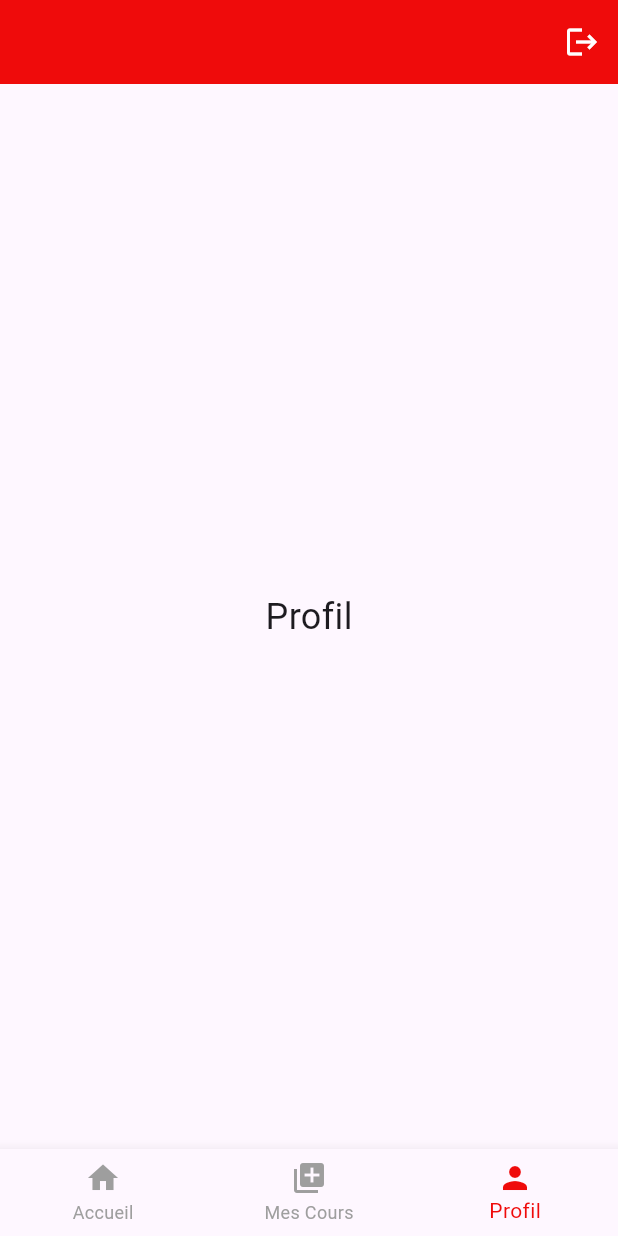
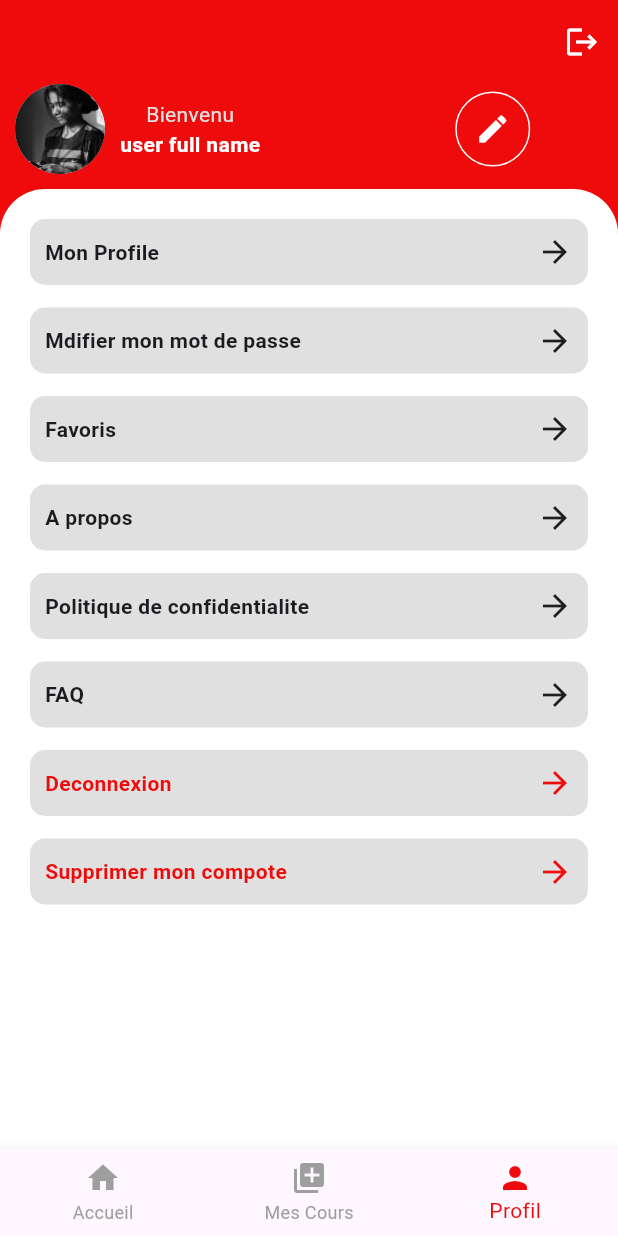
Before and after one commit to Nguirane120/clone_xarala_mobileapp, a Flutter app: the screen it shows after launch, item 3 of the bottom bar chosen, on a phone screen of 412 x 824 dp. Run offline on Flutter 3.47's test engine with Material 3 defaults, Android fonts, the light colour scheme and no system bars; our stand-ins replace carousel_slider, equatable, flutter_bloc, flutter_svg, hydrated_bloc.

Commit message:
profile screen

```diff
--- a/lib/screens/mainscreen.dart
+++ b/lib/screens/mainscreen.dart
@@ -1,6 +1,7 @@
 import 'package:clonexaralalmobileapp/const.dart';
 import 'package:clonexaralalmobileapp/screens/homescreen.dart';
 import 'package:clonexaralalmobileapp/screens/loginscreen.dart';
+import 'package:clonexaralalmobileapp/screens/profilescren.dart';
 import 'package:clonexaralalmobileapp/screens/savedcourscren.dart';
 import 'package:flutter/material.dart';
 
@@ -17,7 +18,7 @@ class _MainscreenState extends State<Mainscreen> {
   final List<Widget> _pages = [
     Homescreen(),
     SavedCoursesScreen(),
-    Center(child: Text('Profil', style: TextStyle(fontSize: 24))),
+    Profilescren()
   ];
   @override
   Widget build(BuildContext context) {
--- /dev/null
+++ b/lib/screens/profilescren.dart
@@ -0,0 +1,73 @@
+import 'package:clonexaralalmobileapp/const.dart';
+import 'package:flutter/material.dart';
+
+import '../widgets/profileInfo.dart';
+
+class Profilescren extends StatelessWidget {
+  const Profilescren({super.key});
+
+  @override
+  Widget build(BuildContext context) {
+    return Scaffold(
+      backgroundColor: primaryColor,
+      body: Column(
+        mainAxisAlignment: MainAxisAlignment.start,
+        crossAxisAlignment: CrossAxisAlignment.start,
+        children: [
+          Container(
+            // padding: EdgeInsets.only(left: 5),
+            child: Row(
+              // mainAxisAlignment: MainAxisAlignment.spaceEvenly,
+              children: [
+                Container(
+                  padding: EdgeInsets.only(left: 10),
+                  child: CircleAvatar(
+                    radius: 30,
+                    backgroundImage: AssetImage('images/pp.jpeg'),
+                  ),
+                ),
+                SizedBox(
+                  width: 10,
+                ),
+                Column(
+                  children: [
+                    Text(
+                      "Bienvenu",
+                      style: TextStyle(color: Colors.grey.shade300),
+                    ),
+                    Text(
+                      "user full name",
+                      style: TextStyle(
+                          color: Colors.white, fontWeight: FontWeight.bold),
+                    )
+                  ],
+                ),
+                SizedBox(
+                  width: 130,
+                ),
+                Container(
+                  decoration: BoxDecoration(
+                      border: Border.all(
+                        color: Colors.white,
+                      ),
+                      shape: BoxShape.circle),
+                  child: IconButton(
+                    onPressed: () {},
+                    icon: Icon(
+                      Icons.edit,
+                      color: Colors.white,
+                    ),
+                  ),
+                )
+              ],
+            ),
+          ),
+          SizedBox(
+            height: 10,
+          ),
+          PriofileInfo()
+        ],
+      ),
+    );
+  }
+}
--- a/lib/widgets/chapterTab.dart
+++ b/lib/widgets/chapterTab.dart
@@ -1,4 +1,3 @@
-import 'package:clonexaralalmobileapp/const.dart';
 import 'package:clonexaralalmobileapp/data/models/course.dart';
 import 'package:flutter/material.dart';
 
--- /dev/null
+++ b/lib/widgets/profileContainer.dart
@@ -0,0 +1,28 @@
+import 'package:flutter/material.dart';
+
+class ProfileContainer extends StatelessWidget {
+  ProfileContainer({super.key, required this.profileText, this.color});
+  final String profileText;
+  final Color? color;
+
+  @override
+  Widget build(BuildContext context) {
+    return Container(
+      padding: EdgeInsets.all(10),
+      decoration: BoxDecoration(
+          borderRadius: BorderRadius.circular(10),
+          color: Colors.grey.shade300,
+          border: Border()),
+      child: Row(
+        mainAxisAlignment: MainAxisAlignment.spaceBetween,
+        children: [
+          Text(
+            profileText,
+            style: TextStyle(color: color, fontWeight: FontWeight.bold),
+          ),
+          Icon(Icons.arrow_forward, color: color,),
+        ],
+      ),
+    );
+  }
+}
--- /dev/null
+++ b/lib/widgets/profileInfo.dart
@@ -0,0 +1,87 @@
+import 'package:clonexaralalmobileapp/const.dart';
+import 'package:flutter/material.dart';
+
+import 'profileContainer.dart';
+
+class PriofileInfo extends StatelessWidget {
+  const PriofileInfo({
+    super.key,
+  });
+
+  @override
+  Widget build(BuildContext context) {
+    return Expanded(
+        child: Container(
+      decoration: BoxDecoration(
+          color: Colors.white,
+          borderRadius: BorderRadius.only(
+              topLeft: Radius.circular(30), topRight: Radius.circular(30))),
+      height: MediaQuery.of(context).size.height * 0.2,
+      width: MediaQuery.of(context).size.width,
+      child: SingleChildScrollView(
+        child: Column(
+          children: [
+            Padding(
+                padding: EdgeInsets.all(15),
+                child: SingleChildScrollView(
+                  child: Container(
+                    margin: EdgeInsets.all(5),
+                    child: Column(
+                      children: [
+                        ProfileContainer(
+                          profileText: "Mon Profile",
+                        ),
+                        SizedBox(
+                          height: 15,
+                        ),
+                        ProfileContainer(
+                          profileText: "Mdifier mon mot de passe",
+                        ),
+                        SizedBox(
+                          height: 15,
+                        ),
+                        ProfileContainer(
+                          profileText: "Favoris",
+                        ),
+                        SizedBox(
+                          height: 15,
+                        ),
+                        ProfileContainer(
+                          profileText: "A propos",
+                        ),
+                        SizedBox(
+                          height: 15,
+                        ),
+                        ProfileContainer(
+                          profileText: "Politique de confidentialite",
+                        ),
+                        SizedBox(
+                          height: 15,
+                        ),
+                        ProfileContainer(
+                          profileText: "FAQ",
+                        ),
+                        SizedBox(
+                          height: 15,
+                        ),
+                        ProfileContainer(
+                          profileText: "Deconnexion",
+                          color: primaryColor,
+                        ),
+                        SizedBox(
+                          height: 15,
+                        ),
+                        ProfileContainer(
+                          profileText: "Supprimer mon compote",
+                          color: primaryColor,
+                        ),
+                      ],
+                    ),
+                  ),
+                ))
+          ],
+        ),
+      ),
+    ));
+  }
+}
```
Also changed, not shown: images/me.jpg (added), images/pp.jpeg (added).
